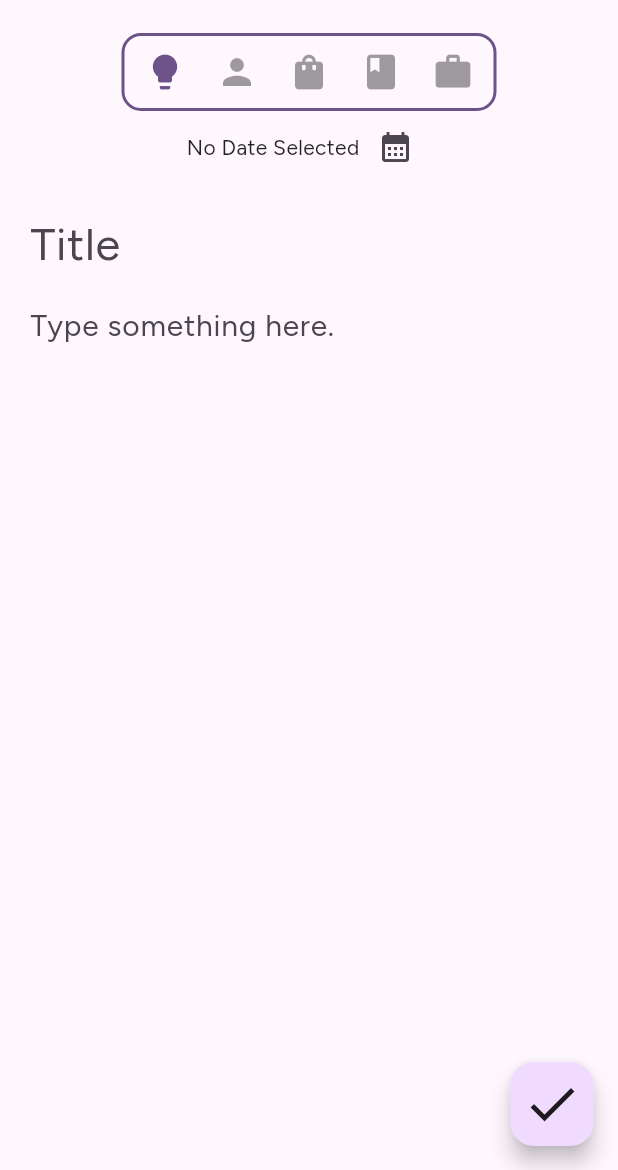
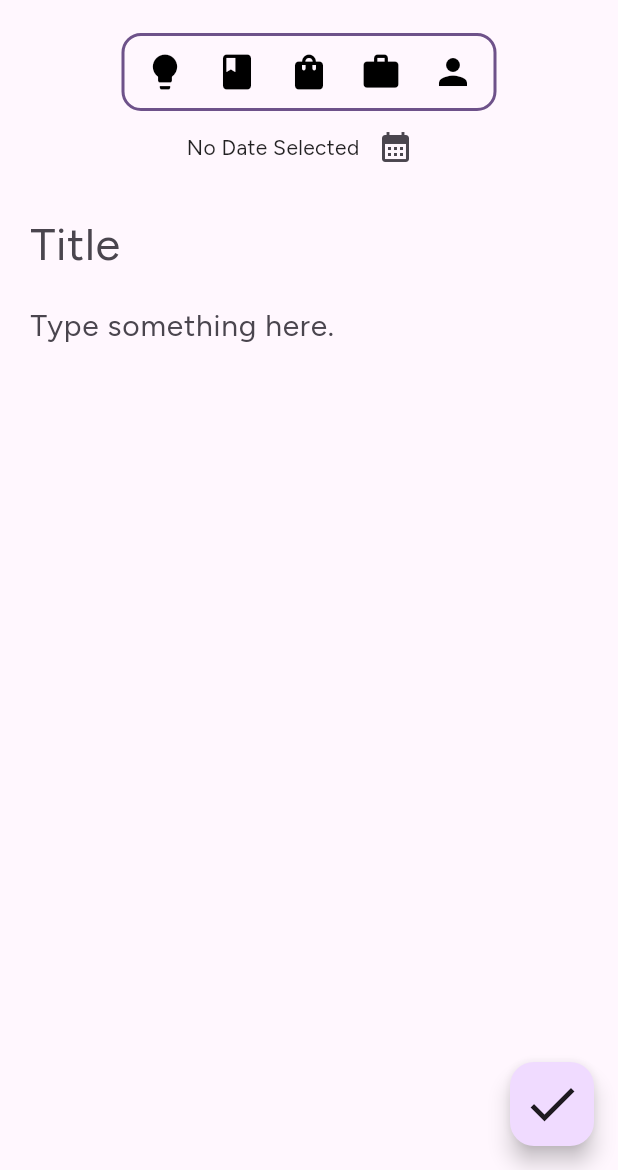
Before and after one commit to NkwiCyril/note_taking_app, a Flutter app: the CreateNoteScreen screen opened directly with empty values, after a tap on the "lightbulb" icon, on a phone screen of 412 x 824 dp, the part 66-1236 px from its top. Run offline on Flutter 3.47's test engine with Material 2 defaults, Android fonts, the phone set to English and light mode, and no system bars; our stand-ins replace google_fonts.

Commit message:
category bar feature implemented successfully; undergoing color change onClick

```diff
--- a/note_app/lib/screens/create_note_screen.dart
+++ b/note_app/lib/screens/create_note_screen.dart
@@ -22,7 +22,7 @@ class _CreateNoteScreenState extends State<CreateNoteScreen> {
   final _titleController = TextEditingController();
   final _contentController = TextEditingController();
   DateTime? _choosenDate;
-  var categoryIcon = Category.idea;
+  Category categoryIcon = Category.idea;
 
   @override
   void dispose() {
@@ -34,14 +34,6 @@ class _CreateNoteScreenState extends State<CreateNoteScreen> {
         super.dispose();
       },
     );
-  }
-
-  void _iconSelected(Category selectedIcon) {
-
-    setState(() {
-      categoryIcon = selectedIcon;
-    });
-
   }
 
   // function to display date picker
@@ -68,6 +60,12 @@ class _CreateNoteScreenState extends State<CreateNoteScreen> {
         _choosenDate = selectDate;
       },
     );
+  }
+
+  void _choosenIcon(Category iconChoosen) {
+    setState(() {
+      categoryIcon = iconChoosen;
+    });
   }
 
   // function to check input of all fields; whether all fields are filled
@@ -132,7 +130,7 @@ class _CreateNoteScreenState extends State<CreateNoteScreen> {
               height: 10,
             ),
             CategoryBar(
-              onSelectCategory: _iconSelected,
+              onSelectCategory: _choosenIcon,
             ),
             Row(
               mainAxisAlignment: MainAxisAlignment.center,
@@ -170,9 +168,10 @@ class _CreateNoteScreenState extends State<CreateNoteScreen> {
                       style: const TextStyle(fontSize: 20),
                       controller: _contentController,
                       decoration: const InputDecoration(
-                          border: InputBorder.none,
-                          hintText: 'Type something here.',
-                          hintStyle: TextStyle(fontSize: 20)),
+                        border: InputBorder.none,
+                        hintText: 'Type something here.',
+                        hintStyle: TextStyle(fontSize: 20),
+                      ),
                     ),
                   ],
                 ),
@@ -180,7 +179,7 @@ class _CreateNoteScreenState extends State<CreateNoteScreen> {
             ),
           ],
         ),
-      ), // const CategoryBar(),
+      ),
       floatingActionButton: FloatingActionButton(
         onPressed: () {
           _checkAndAddNote();
--- a/note_app/lib/widgets/categories_bar.dart
+++ b/note_app/lib/widgets/categories_bar.dart
@@ -1,6 +1,5 @@
 import 'package:flutter/material.dart';
 import 'package:note_app/model/notes_model.dart';
-import 'package:note_app/widgets/category_icon.dart';
 
 class CategoryBar extends StatefulWidget {
   const CategoryBar({
@@ -15,10 +14,12 @@ class CategoryBar extends StatefulWidget {
 }
 
 class _CategoryBarState extends State<CategoryBar> {
-  void _selectIcon(Category categoryIcon) {
-    setState(() {
-      widget.onSelectCategory(categoryIcon);
-    });
+  void _selectCategory(Category categoryIcon) {
+    setState(
+      () {
+        widget.onSelectCategory(categoryIcon);
+      },
+    );
   }
 
   @override
@@ -36,35 +37,55 @@ class _CategoryBarState extends State<CategoryBar> {
           mainAxisAlignment: MainAxisAlignment.center,
           crossAxisAlignment: CrossAxisAlignment.center,
           children: [
-            CategoryIcon(
+            IconButton(
               onPressed: () {
-                _selectIcon(Category.idea);
+                _selectCategory(Category.idea);
               },
-              iconType: Icons.lightbulb,
+              icon: Icon(
+                categoryIcons[Category.idea],
+                size: 28,
+                color: Colors.black,
+              ),
             ),
-            CategoryIcon(
+            IconButton(
               onPressed: () {
-                _selectIcon(Category.personal);
+                _selectCategory(Category.study);
               },
-              iconType: Icons.person,
+              icon: Icon(
+                categoryIcons[Category.study],
+                size: 28,
+                color: Colors.black,
+              ),
             ),
-            CategoryIcon(
+            IconButton(
               onPressed: () {
-                _selectIcon(Category.shopping);
+                _selectCategory(Category.shopping);
               },
-              iconType: Icons.shopping_bag,
+              icon: Icon(
+                categoryIcons[Category.shopping],
+                size: 28,
+                color: Colors.black,
+              ),
             ),
-            CategoryIcon(
+            IconButton(
               onPressed: () {
-                _selectIcon(Category.study);
+                _selectCategory(Category.work);
               },
-              iconType: Icons.book,
+              icon: Icon(
+                categoryIcons[Category.work],
+                size: 28,
+                color: Colors.black,
+              ),
             ),
-            CategoryIcon(
+            IconButton(
               onPressed: () {
-                _selectIcon(Category.work);
+                _selectCategory(Category.personal);
               },
-              iconType: Icons.work,
+              icon: Icon(
+                categoryIcons[Category.personal],
+                size: 28,
+                color: Colors.black,
+              ),
             ),
           ],
         ),
--- a/note_app/lib/widgets/category_icon.dart
+++ b/note_app/lib/widgets/category_icon.dart
@@ -1,42 +1,45 @@
-import 'package:flutter/material.dart';
+// import 'package:flutter/material.dart';
 
-class CategoryIcon extends StatefulWidget {
-  const CategoryIcon(
-      {super.key, required this.onPressed, required this.iconType});
+// class CategoryIcon extends StatefulWidget {
+//   const CategoryIcon({
+//     super.key,
+//     required this.onPressed,
+//     required this.iconType,
+//   });
 
-  final void Function() onPressed;
-  final IconData iconType;
+//   final void Function() onPressed;
+//   final IconData iconType;
 
-  @override
-  State<CategoryIcon> createState() => _CategoryIconState();
-}
+//   @override
+//   State<CategoryIcon> createState() => _CategoryIconState();
+// }
 
-class _CategoryIconState extends State<CategoryIcon> {
+// class _CategoryIconState extends State<CategoryIcon> {
 
-    Color iconColor = Colors.black38;
+//   Color iconColor = Colors.black38;
+//   void onPressed(BuildContext context) {
+//     setState(() {
+//       if (iconColor == Colors.black38) {
+//         iconColor = Theme.of(context).colorScheme.primary;
+//       } else if (iconColor == Theme.of(context).colorScheme.primary) {
+//         iconColor = Colors.black38;
+//       }
+//     });
+//   }
 
-    void onPressed(BuildContext context) {
-      setState(() {
-        if (iconColor == Colors.black38) {
-          iconColor = Theme.of(context).colorScheme.primary;
 
-        } else if(iconColor == Theme.of(context).colorScheme.primary){
-          iconColor = Colors.black38;
-        }
-      });
-    }
-
-  @override
-  Widget build(BuildContext context) {
-    return IconButton(
-      onPressed: (){
-        onPressed(context);
-      },
-      icon: Icon(
-        widget.iconType,
-        size: 28,
-        color: iconColor,
-      ),
-    );
-  }
-}
+//   @override
+//   Widget build(BuildContext context) {
+//     return IconButton(
+//       onPressed: () {
+//         onPressed(context);
+//       },
+//       color: iconColor,
+//       icon: Icon(
+//         widget.iconType,
+//         size: 28,
+//         color: iconColor,
+//       ),
+//     );
+//   }
+// }
```
Also changed, not shown: 1 other file.
